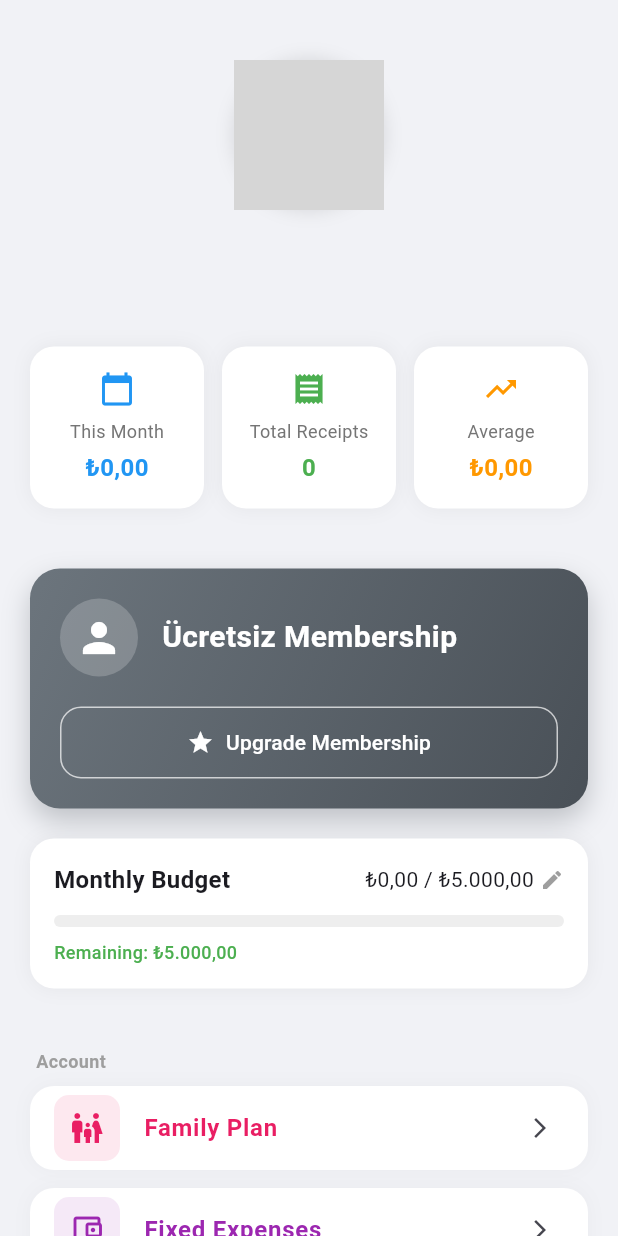
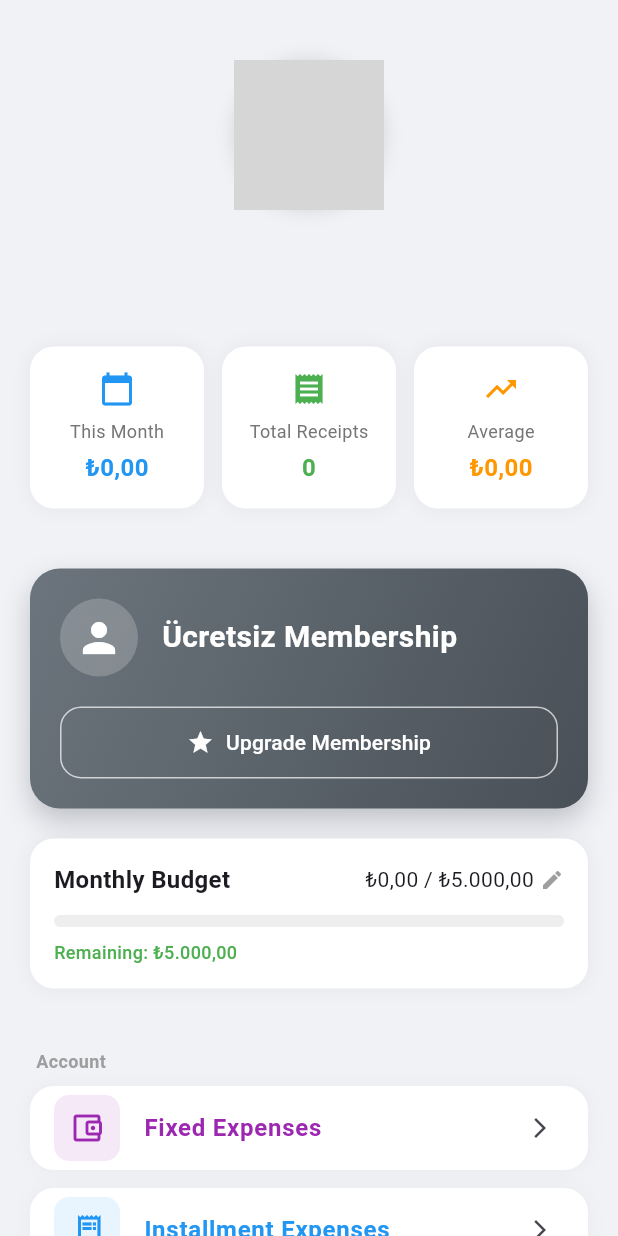
Before and after one commit to KFSoftwareApps/FisMatik-Butce-Takibi, a Flutter app: the ProfileScreen screen opened directly, on a phone screen of 412 x 824 dp. Run offline on Flutter 3.47's test engine with Material 3 defaults, Android fonts, the phone set to English and light mode, and no system bars; our stand-ins replace fl_chart, flutter_dotenv, flutter_local_notifications, flutter_timezone, geocoding, geolocator and 17 more; missing offline and left inert: dart:ui_web, excel, google_mlkit_text_recognition, home_widget, ntp, telephony and 1 more; accounts and stored records are empty; network calls fail; Roboto replaces fonts that are missing (Poppins); grey boxes are pictures that could not be loaded.

Commit message:
UI: Family Plan menu item is now only visible to limitless_family tier

```diff
--- a/lib/screens/profile_screen.dart
+++ b/lib/screens/profile_screen.dart
@@ -276,6 +276,7 @@ class _ProfileScreenState extends State<ProfileScreen> {
                             ),
                             const SizedBox(height: 20),
                             _buildSectionTitle(AppLocalizations.of(context)!.accountSection),
+                            if (tierId == 'limitless_family')
                               _buildSettingsTile(
                                 context,
                                 icon: Icons.family_restroom,
```
Lines whose indentation alone changed are shown as unchanged.
